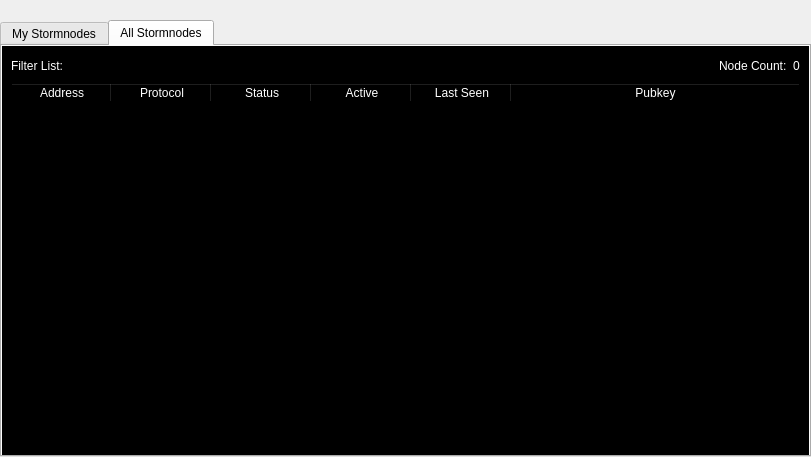
This is src/qt/forms/stormnodelist.ui in duality-solutions/Dynamic as Qt 5 draws it before an edit. The edited form follows.
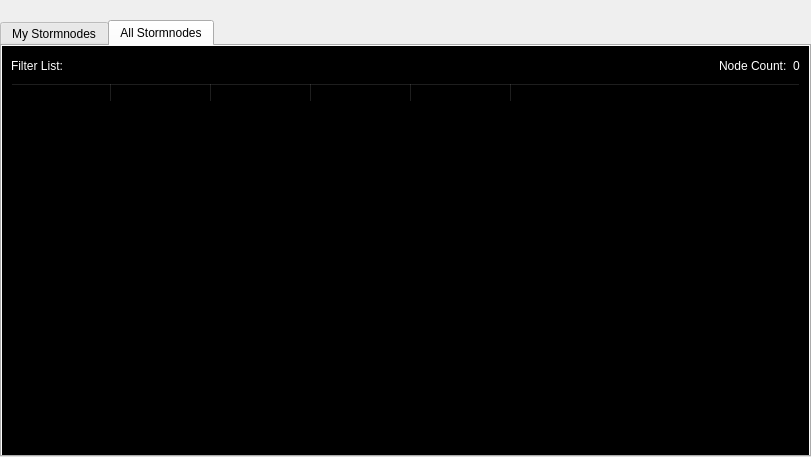
This is the edited form.

Commit message: Further stormnodelist.ui style changes

What changed in the file:
```diff
--- a/src/qt/forms/stormnodelist.ui
+++ b/src/qt/forms/stormnodelist.ui
@@ -226,6 +226,10 @@
         <layout class="QGridLayout" name="gridLayout">
          <item row="1" column="0">
           <widget class="QTableWidget" name="tableWidgetStormnodes">
+           <property name="styleSheet">
+            <string notr="true">color: rgb(0, 0, 0);
+background-color:(255,255,255);</string>
+           </property>
            <property name="editTriggers">
             <set>QAbstractItemView::NoEditTriggers</set>
            </property>
```
